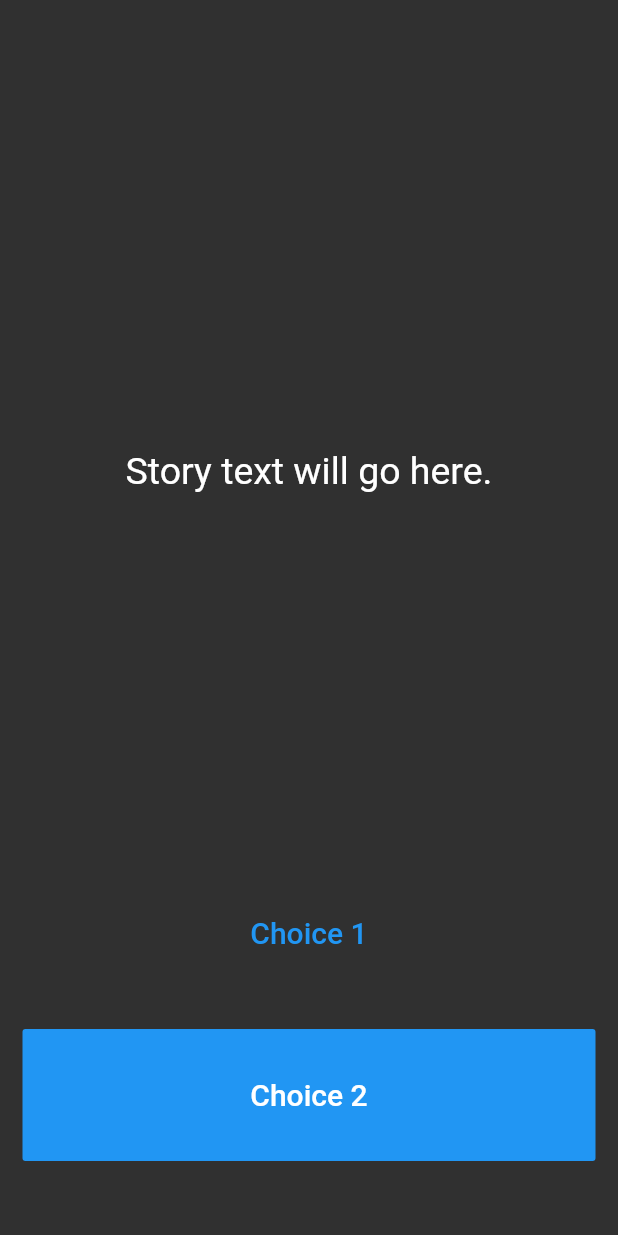
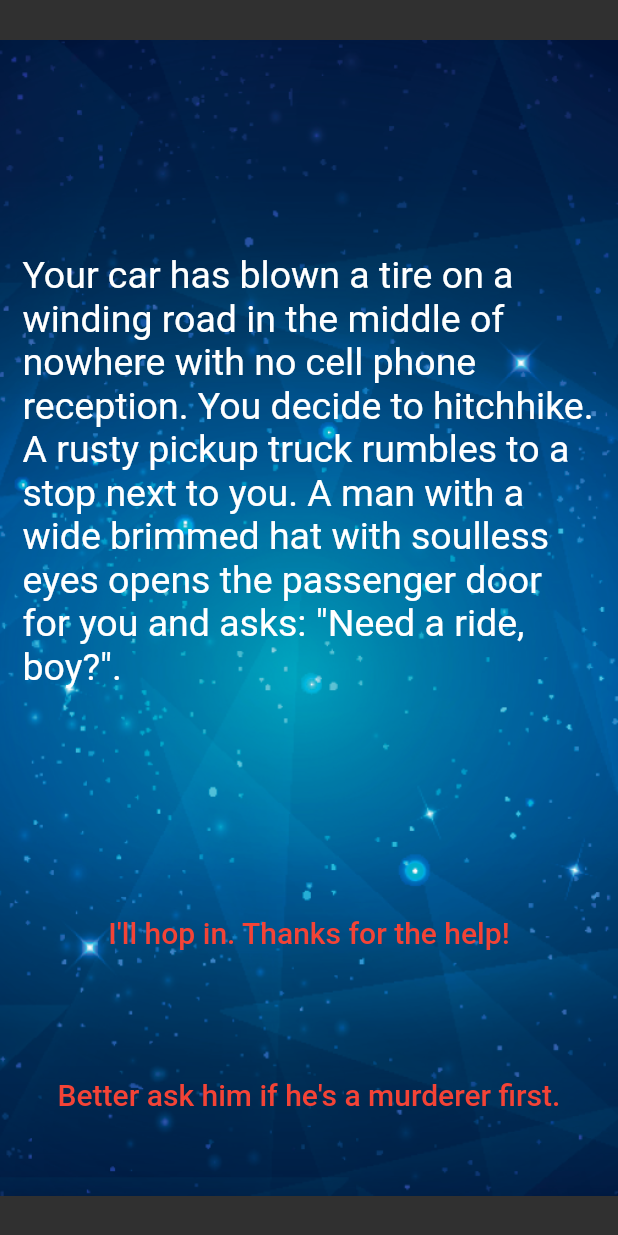
Before and after one commit to harsh-ws/destini_game, a Flutter app: the screen it shows after launch, on a phone screen of 412 x 824 dp. Run offline on Flutter 3.47's test engine with Material 2 defaults, Android fonts, the phone set to English and light mode, and no system bars.

Commit message:
added changes to the choices and the storyline

```diff
--- a/lib/main.dart
+++ b/lib/main.dart
@@ -1,3 +1,4 @@
+import 'package:destini_challenge_starting/story_brain.dart';
 import 'package:flutter/material.dart';
 
 //TODO: Step 15 - Run the app and see if you can see the screen update with the first story. Delete this TODO if it looks as you expected.
@@ -14,6 +15,7 @@ class Destini extends StatelessWidget {
 }
 
 //TODO: Step 9 - Create a new storyBrain object from the StoryBrain class.
+StoryBrain storyBrain = StoryBrain();
 
 class StoryPage extends StatefulWidget {
   _StoryPageState createState() => _StoryPageState();
@@ -25,6 +27,11 @@ class _StoryPageState extends State<StoryPage> {
     return Scaffold(
       body: Container(
         //TODO: Step 1 - Add background.png to this Container as a background image.
+        decoration: BoxDecoration(
+            image: DecorationImage(
+              image: AssetImage('images/background.png'),
+            )
+        ),
         padding: EdgeInsets.symmetric(vertical: 50.0, horizontal: 15.0),
         constraints: BoxConstraints.expand(),
         child: SafeArea(
@@ -36,7 +43,7 @@ class _StoryPageState extends State<StoryPage> {
                 child: Center(
                   child: Text(
                     //TODO: Step 10 - use the storyBrain to get the first story title and display it in this Text Widget.
-                    'Story text will go here.',
+                    storyBrain.getStory(),
                     style: TextStyle(
                       fontSize: 25.0,
                     ),
@@ -50,10 +57,12 @@ class _StoryPageState extends State<StoryPage> {
                     //Choice 1 made by user.
                     //TODO: Step 18 - Call the nextStory() method from storyBrain and pass the number 1 as the choice made by the user.
                   },
-                  style: ,
+                  style: TextButton.styleFrom(
+                    foregroundColor: Colors.red,
+                  ),
                   child: Text(
                     //TODO: Step 13 - Use the storyBrain to get the text for choice 1.
-                    'Choice 1',
+                    storyBrain.getChoice1(),
                     style: TextStyle(
                       fontSize: 20.0,
                     ),
@@ -67,15 +76,17 @@ class _StoryPageState extends State<StoryPage> {
                 flex: 2,
                 //TODO: Step 26 - Use a Flutter Visibility Widget to wrap this FlatButton.
                 //TODO: Step 28 - Set the "visible" property of the Visibility Widget to equal the output from the buttonShouldBeVisible() method in the storyBrain.
-                child: FlatButton(
+                child: TextButton(
                   onPressed: () {
                     //Choice 2 made by user.
                     //TODO: Step 19 - Call the nextStory() method from storyBrain and pass the number 2 as the choice made by the user.
                   },
-                  color: Colors.blue,
+                  style: TextButton.styleFrom(
+                    foregroundColor: Colors.red,
+                  ),
                   child: Text(
                     //TODO: Step 14 - Use the storyBrain to get the text for choice 2.
-                    'Choice 2',
+                    storyBrain.getChoice2(),
                     style: TextStyle(
                       fontSize: 20.0,
                     ),
--- a/lib/story_brain.dart
+++ b/lib/story_brain.dart
@@ -1,53 +1,65 @@
 //TODO: Step 6 - import the story.dart file into this file.
+import 'story.dart';
+//TODO: Step 5 - Create a new class called StoryBrain.
+class StoryBrain {
 
-//TODO: Step 5 - Create a new class called StoryBrain.
 
 //TODO: Step 7 - Uncomment the lines below to include storyData as a private property in StoryBrain. Hint: You might need to change something in story.dart to make this work.
 
-//List<Story> _storyData = [
-//  Story(
-//      storyTitle:
-//      'Your car has blown a tire on a winding road in the middle of nowhere with no cell phone reception. You decide to hitchhike. A rusty pickup truck rumbles to a stop next to you. A man with a wide brimmed hat with soulless eyes opens the passenger door for you and asks: "Need a ride, boy?".',
-//      choice1: 'I\'ll hop in. Thanks for the help!',
-//      choice2: 'Better ask him if he\'s a murderer first.'),
-//  Story(
-//      storyTitle: 'He nods slowly, unphased by the question.',
-//      choice1: 'At least he\'s honest. I\'ll climb in.',
-//      choice2: 'Wait, I know how to change a tire.'),
-//  Story(
-//      storyTitle:
-//      'As you begin to drive, the stranger starts talking about his relationship with his mother. He gets angrier and angrier by the minute. He asks you to open the glovebox. Inside you find a bloody knife, two severed fingers, and a cassette tape of Elton John. He reaches for the glove box.',
-//      choice1: 'I love Elton John! Hand him the cassette tape.',
-//      choice2: 'It\'s him or me! You take the knife and stab him.'),
-//  Story(
-//      storyTitle:
-//      'What? Such a cop out! Did you know traffic accidents are the second leading cause of accidental death for most adult age groups?',
-//      choice1: 'Restart',
-//      choice2: ''),
-//  Story(
-//      storyTitle:
-//      'As you smash through the guardrail and careen towards the jagged rocks below you reflect on the dubious wisdom of stabbing someone while they are driving a car you are in.',
-//      choice1: 'Restart',
-//      choice2: ''),
-//  Story(
-//      storyTitle:
-//      'You bond with the murderer while crooning verses of "Can you feel the love tonight". He drops you off at the next town. Before you go he asks you if you know any good places to dump bodies. You reply: "Try the pier".',
-//      choice1: 'Restart',
-//      choice2: '')
-//];
+ List<Story> _storyData = [
+  Story(
+      'Your car has blown a tire on a winding road in the middle of nowhere with no cell phone reception. You decide to hitchhike. A rusty pickup truck rumbles to a stop next to you. A man with a wide brimmed hat with soulless eyes opens the passenger door for you and asks: "Need a ride, boy?".',
+      'I\'ll hop in. Thanks for the help!',
+      'Better ask him if he\'s a murderer first.'),
+  Story(
+      'He nods slowly, unphased by the question.',
+      'At least he\'s honest. I\'ll climb in.',
+      'Wait, I know how to change a tire.'),
+  Story(
+
+      'As you begin to drive, the stranger starts talking about his relationship with his mother. He gets angrier and angrier by the minute. He asks you to open the glovebox. Inside you find a bloody knife, two severed fingers, and a cassette tape of Elton John. He reaches for the glove box.',
+      'I love Elton John! Hand him the cassette tape.',
+      'It\'s him or me! You take the knife and stab him.'),
+  Story(
+
+      'What? Such a cop out! Did you know traffic accidents are the second leading cause of accidental death for most adult age groups?',
+      'Restart',
+      ''),
+  Story(
+
+      'As you smash through the guardrail and careen towards the jagged rocks below you reflect on the dubious wisdom of stabbing someone while they are driving a car you are in.',
+      'Restart',
+      ''),
+  Story(
+
+      'You bond with the murderer while crooning verses of "Can you feel the love tonight". He drops you off at the next town. Before you go he asks you if you know any good places to dump bodies. You reply: "Try the pier".',
+      'Restart',
+      '')
+ ];
 
 //TODO: Step 23 - Use the storyNumber property inside getStory(), getChoice1() and getChoice2() so that it gets the updated story and choices rather than always just the first (0th) one.
 
 //TODO: Step 8 - Create a method called getStory() that returns the first storyTitle from _storyData.
+ String getStory() {
+  return _storyData[0].storyTitle;
+ }
 
 //TODO: Step 11 - Create a method called getChoice1() that returns the text for the first choice1 from _storyData.
+ String getChoice1() {
+  return _storyData[0].choice1;
+ }
 
 //TODO: Step 12 - Create a method called getChoice2() that returns the text for the first choice2 from _storyData.
-
+ String getChoice2() {
+  return _storyData[0].choice2;
+ }
+}
 //TODO: Step 25 - Change the storyNumber property into a private property so that only story_brain.dart has access to it. You can do this by right clicking on the name (storyNumber) and selecting Refactor -> Rename to make the change across all the places where it's used.
 
 //TODO: Step 16 - Create a property called storyNumber which starts with a value of 0. This will be used to track which story the user is currently viewing.
+int storyNumber(){
 
+}
 //TODO: Step 17 - Create a method called nextStory(), it should not have any outputs but it should have 1 input called choiceNumber which will be the choice number (int) made by the user.
 
 //TODO: Step 20 - Download the story plan here: https://drive.google.com/uc?export=download&id=1KU6EghkO9Hf2hRM0756xFHgNaZyGCou3
```
Also changed, not shown: lib/story.dart (+6 -1 lines), pubspec.lock, 1 other file.
